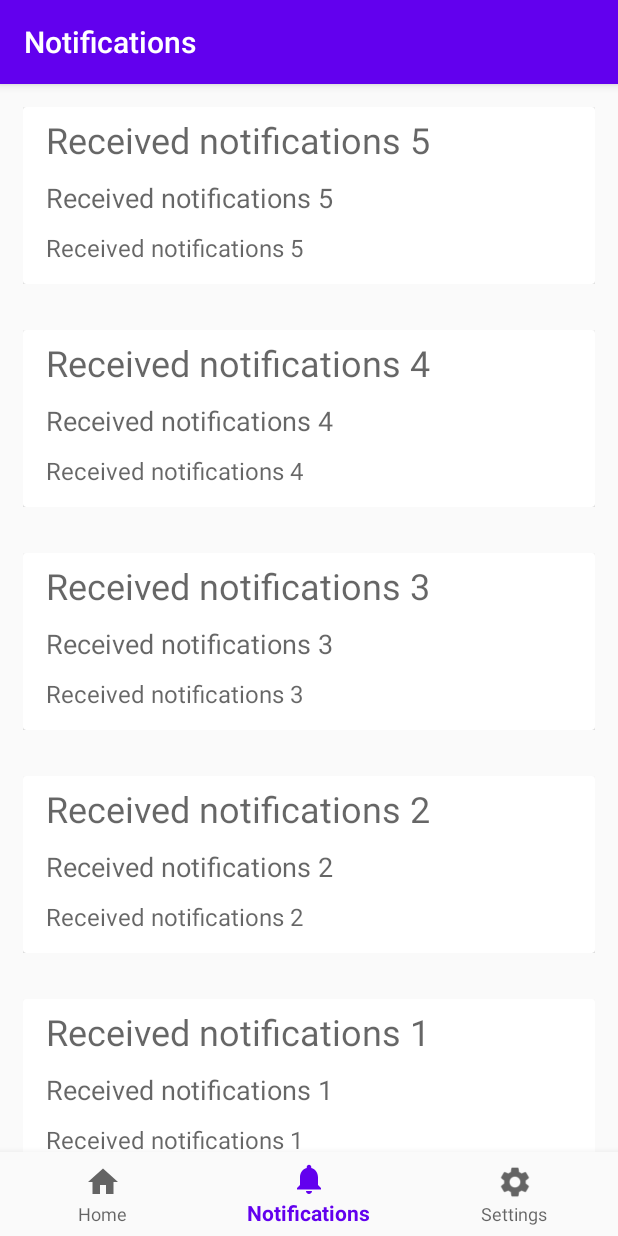
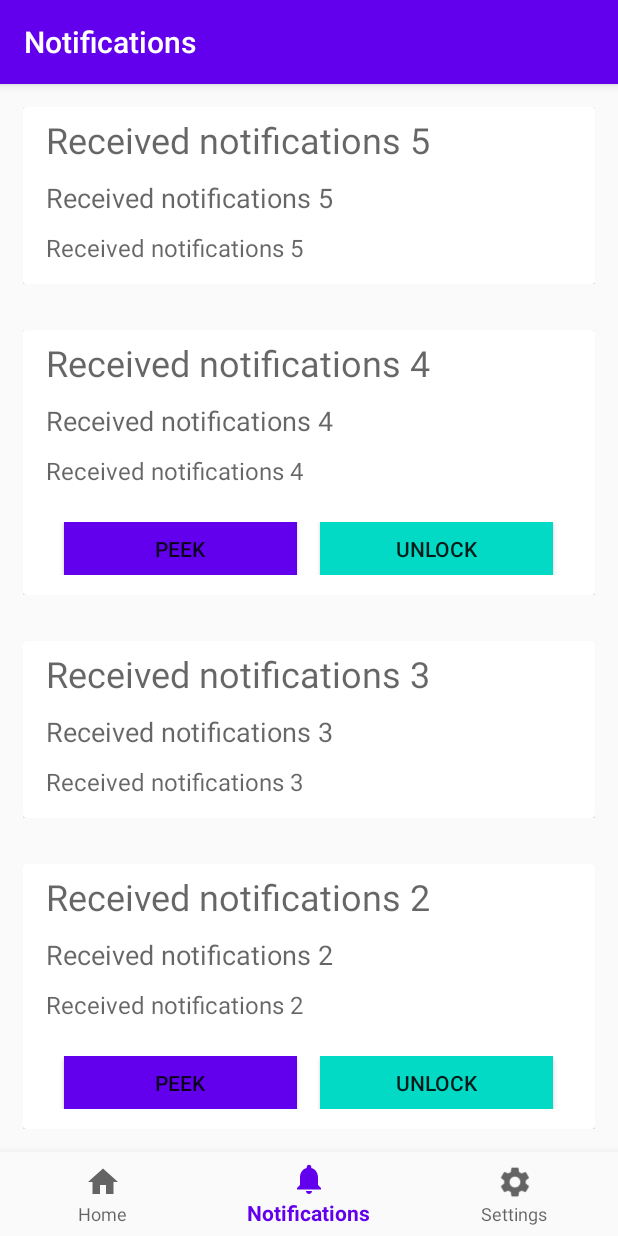
Before and after one commit to Elite-Capstone/Project-ShutTheFrontDoor, an Android app: the NotificationsFragment screen opened through its navigation route, on a phone screen of 412 x 824 dp. Run offline under Robolectric (Android 15) with nearby library versions, the phone set to English and light mode, and no system bars; our stand-ins replace navigation-ui.

Commit message:
added second cell view for notifications
now display the alternative view for each even notification

```diff
--- a/Front End/Android/app/src/main/java/com/theelite/portal/ui/notifications/RecentNotificationsAdapter.kt
+++ b/Front End/Android/app/src/main/java/com/theelite/portal/ui/notifications/RecentNotificationsAdapter.kt
@@ -14,22 +14,46 @@ class RecentNotificationsAdapter(private val dataSet: ArrayList<String>) :
 
 
     class ViewHolder(view: View) : RecyclerView.ViewHolder(view) {
+
         val titleTextView: TextView
         val descriptionTextView: TextView
         val dateTextView: TextView
 
         init {
-            titleTextView = view.findViewById(R.id.recentNotificationsNoActionsTitleLabel)
-            descriptionTextView =
-                view.findViewById(R.id.recentNotificationsNoActionsDescriptionLabel)
-            dateTextView = view.findViewById(R.id.recentNotificationsNoActionsDateLabel)
+            if (view.getTag(R.layout.recent_notifications_w_actions) == "recent") {
+                titleTextView = view.findViewById(R.id.recentNotificationsWActionsTitleLabel)
+                descriptionTextView =
+                    view.findViewById(R.id.recentNotificationsWActionsDescriptionLabel)
+                dateTextView = view.findViewById(R.id.recentNotificationsWActionsDateLabel)
+            } else {
+                titleTextView = view.findViewById(R.id.recentNotificationsNoActionsTitleLabel)
+                descriptionTextView =
+                    view.findViewById(R.id.recentNotificationsNoActionsDescriptionLabel)
+                dateTextView = view.findViewById(R.id.recentNotificationsNoActionsDateLabel)
+            }
         }
 
     }
 
+    override fun getItemViewType(position: Int): Int {
+        return position
+    }
+
     override fun onCreateViewHolder(parent: ViewGroup, viewType: Int): ViewHolder {
-        val view = LayoutInflater.from(parent.context)
-            .inflate(R.layout.recent_notifications_no_actions, parent, false)
+        var view: View
+
+        if (viewType % 2 == 0) {
+            println("View type $viewType is even")
+            view = LayoutInflater.from(parent.context)
+                .inflate(R.layout.recent_notifications_no_actions, parent, false)
+            view.setTag(R.layout.recent_notifications_no_actions, "old")
+
+        } else {
+            println("View type $viewType is odd")
+            view = LayoutInflater.from(parent.context)
+                .inflate(R.layout.recent_notifications_w_actions, parent, false)
+            view.setTag(R.layout.recent_notifications_w_actions, "recent")
+        }
         return ViewHolder(view)
     }
 
--- /dev/null
+++ b/Front End/Android/app/src/main/res/layout/recent_notifications_w_actions.xml
@@ -0,0 +1,76 @@
+<?xml version="1.0" encoding="utf-8"?>
+<FrameLayout xmlns:android="http://schemas.android.com/apk/res/android"
+    android:layout_width="match_parent"
+    android:layout_height="wrap_content"
+    android:layout_margin="15dp"
+    android:background="?android:attr/selectableItemBackground"
+    android:gravity="center_vertical">
+
+    <androidx.cardview.widget.CardView
+        android:layout_width="match_parent"
+        android:layout_height="wrap_content">
+
+        <LinearLayout
+            android:layout_width="match_parent"
+            android:layout_height="wrap_content"
+            android:orientation="vertical"
+            android:paddingStart="15dp"
+            android:paddingLeft="15dp"
+            android:paddingEnd="15dp"
+            android:paddingRight="15dp">
+
+            <TextView
+                android:id="@+id/recentNotificationsWActionsTitleLabel"
+                android:layout_width="match_parent"
+                android:layout_height="wrap_content"
+                android:layout_marginTop="5dp"
+                android:text="@string/title_notifications"
+                android:textAppearance="@style/TextAppearance.AppCompat.Display1"
+                android:textSize="24sp" />
+
+            <TextView
+                android:id="@+id/recentNotificationsWActionsDescriptionLabel"
+                android:layout_width="match_parent"
+                android:layout_height="wrap_content"
+                android:layout_marginTop="10dp"
+                android:text="@string/random_description"
+                android:textAppearance="@style/TextAppearance.AppCompat.Caption"
+                android:textSize="18sp" />
+
+            <TextView
+                android:id="@+id/recentNotificationsWActionsDateLabel"
+                android:layout_width="match_parent"
+                android:layout_height="wrap_content"
+                android:layout_marginTop="10dp"
+                android:paddingBottom="13dp"
+                android:textAppearance="@style/TextAppearance.AppCompat.Caption"
+                android:textSize="16sp" />
+
+            <LinearLayout
+                android:layout_width="match_parent"
+                android:layout_height="wrap_content"
+                android:layout_marginTop="10dp"
+                android:layout_marginBottom="13dp"
+                android:gravity="center">
+
+                <Button
+                    android:id="@+id/recentNotificationsWActionsPeekButton"
+                    android:layout_width="155dp"
+                    android:layout_height="@dimen/button_height"
+                    android:layout_marginEnd="15dp"
+                    android:layout_marginRight="15dp"
+                    android:background="@color/colorPrimary"
+                    android:text="@string/peek" />
+
+                <Button
+                    android:id="@+id/recentNotificationsWActionsDoorButton"
+                    android:layout_width="155dp"
+                    android:layout_height="@dimen/button_height"
+                    android:background="@color/colorAccent"
+                    android:text="@string/unlock" />
+
+            </LinearLayout>
+
+        </LinearLayout>
+    </androidx.cardview.widget.CardView>
+</FrameLayout>
--- a/Front End/Android/app/src/main/res/values/dimens.xml
+++ b/Front End/Android/app/src/main/res/values/dimens.xml
@@ -2,4 +2,5 @@
     <!-- Default screen margins, per the Android Design guidelines. -->
     <dimen name="activity_horizontal_margin">16dp</dimen>
     <dimen name="activity_vertical_margin">16dp</dimen>
+    <dimen name="button_height">35dp</dimen>
 </resources>
--- a/Front End/Android/app/src/main/res/values/strings.xml
+++ b/Front End/Android/app/src/main/res/values/strings.xml
@@ -21,5 +21,6 @@
     <string name="login_message1">Welcome back pleb!</string>
     <string name="login_message2">Welcome home!</string>
     <string name="login_message3">Now\'s the time to go to the washroom</string>
+    <string name="peek">peek</string>
 
 </resources>
```
